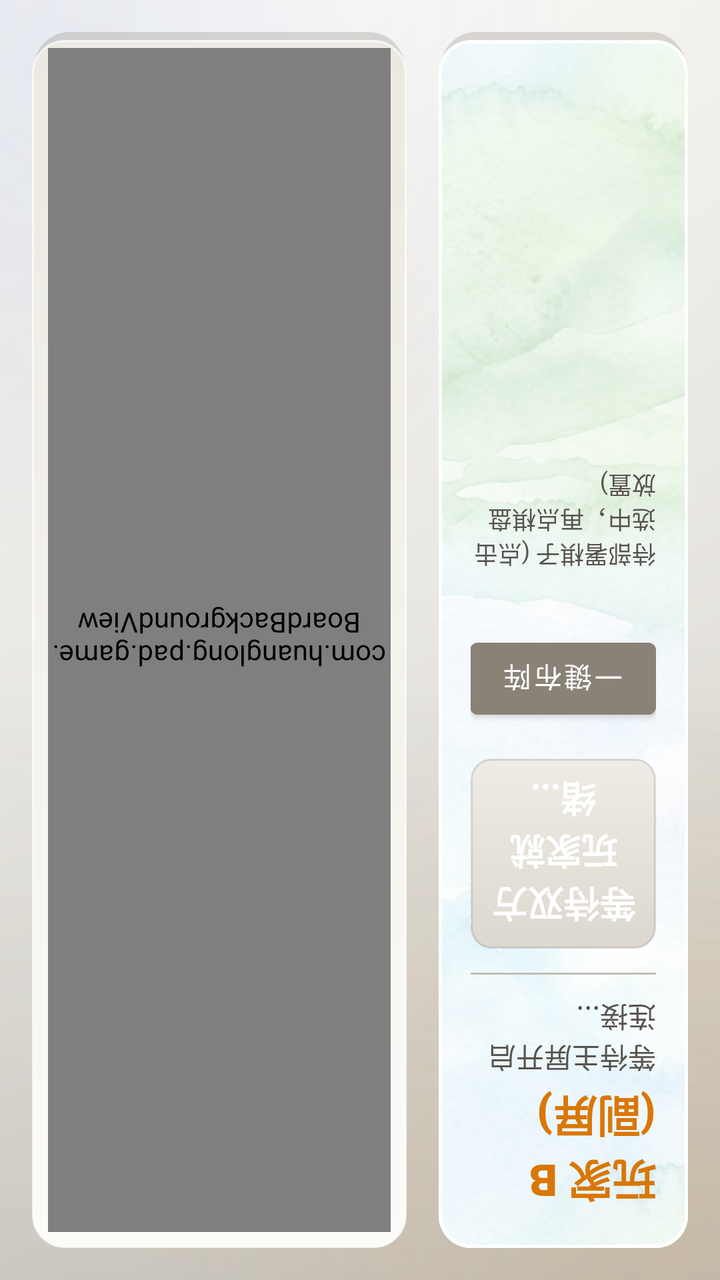
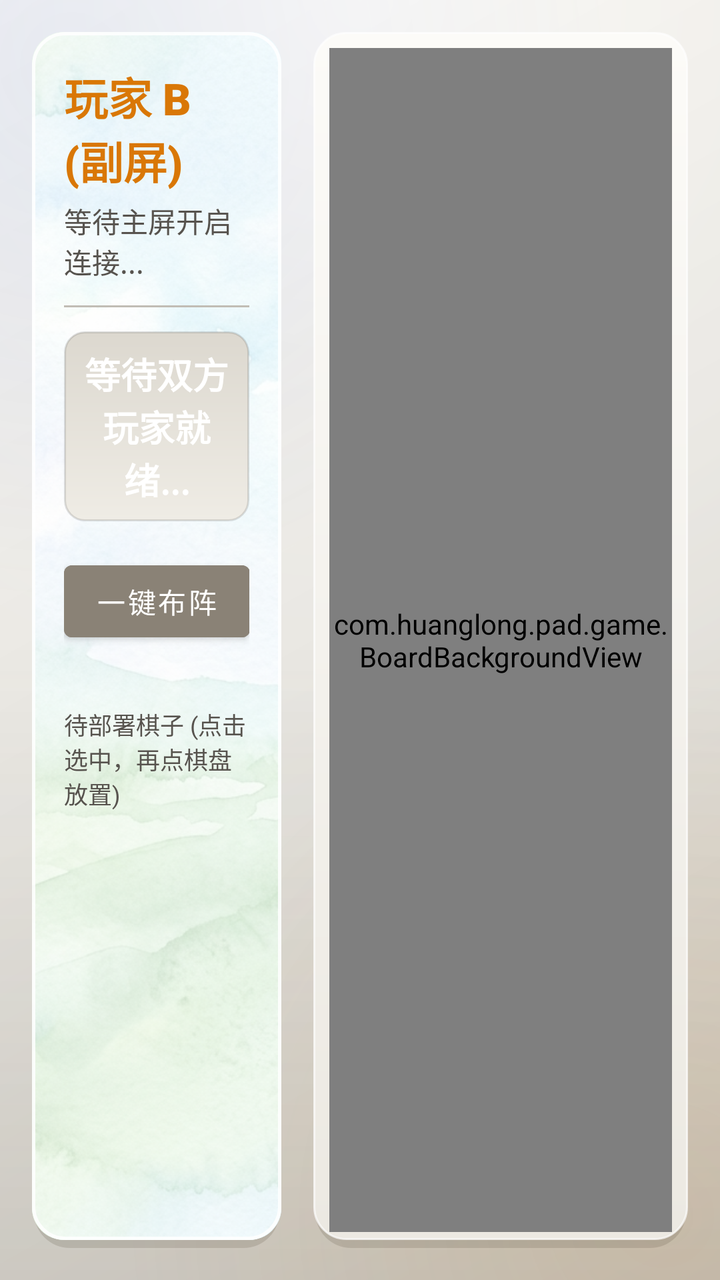

Before-and-after screenshots of an Android layout around one commit, followed by the original layout XML and the change that was made.
<!-- AndroidManifest.xml: application theme Theme.DoubleScreenChess -->
<!-- res/layout/presentation_game.xml -->
<?xml version="1.0" encoding="utf-8"?>
<FrameLayout xmlns:android="http://schemas.android.com/apk/res/android"
    android:layout_width="match_parent"
    android:layout_height="match_parent"
    android:background="@drawable/app_window_bg">

    <LinearLayout
        android:layout_width="match_parent"
        android:layout_height="match_parent"
        android:orientation="horizontal"
        android:padding="16dp"
        android:rotation="180">

        
        <FrameLayout
            android:layout_width="0dp"
            android:layout_height="match_parent"
            android:layout_weight="1"
            android:layout_marginEnd="16dp">

            <View
                android:layout_width="match_parent"
                android:layout_height="match_parent"
                android:background="@drawable/glass_panel_bg" />

            <androidx.cardview.widget.CardView
                xmlns:app="http://schemas.android.com/apk/res-auto"
                android:layout_width="match_parent"
                android:layout_height="match_parent"
                android:layout_marginBottom="4dp"
                app:cardCornerRadius="16dp"
                app:cardElevation="0dp"
                app:cardBackgroundColor="@android:color/transparent"
                app:cardPreventCornerOverlap="false"
                app:cardUseCompatPadding="false">

                <ImageView
                    android:layout_width="match_parent"
                    android:layout_height="match_parent"
                    android:src="@drawable/bg_fresh_landscape"
                    android:scaleType="centerCrop" />

                
                <View
                    android:layout_width="match_parent"
                    android:layout_height="match_parent"
                    android:background="#A6FFFFFF" />

                <LinearLayout
                    android:layout_width="match_parent"
                    android:layout_height="match_parent"
                    android:orientation="vertical"
                    android:padding="16dp">

            
            <TextView
                android:id="@+id/tv_role_title"
                android:layout_width="wrap_content"
                android:layout_height="wrap_content"
                android:text="@string/player_b_title"
                android:textColor="@color/color_b"
                android:textSize="22sp"
                android:fontFamily="sans-serif-black"
                android:textStyle="bold" />

            <TextView
                android:id="@+id/tv_status_text"
                android:layout_width="wrap_content"
                android:layout_height="wrap_content"
                android:layout_marginTop="4dp"
                android:text="等待主屏开启连接..."
                android:textColor="@color/text_secondary"
                android:textSize="14sp" />

            <View
                android:layout_width="match_parent"
                android:layout_height="1dp"
                android:layout_marginTop="12dp"
                android:layout_marginBottom="12dp"
                android:background="@color/border_color" />

            
            <TextView
                android:id="@+id/tv_turn_indicator"
                android:layout_width="match_parent"
                android:layout_height="wrap_content"
                android:text="等待双方玩家就绪..."
                android:textColor="@color/white"
                android:textSize="18sp"
                android:textStyle="bold"
                android:gravity="center"
                android:layout_marginBottom="16dp"
                android:padding="8dp"
                android:background="@drawable/turn_indicator_bg" />

            
            <LinearLayout
                android:layout_width="match_parent"
                android:layout_height="wrap_content"
                android:orientation="horizontal"
                android:layout_marginBottom="16dp">

                <Button
                    android:id="@+id/btn_auto_layout"
                    android:layout_width="0dp"
                    android:layout_height="wrap_content"
                    android:layout_weight="1"
                    android:text="@string/auto_layout_btn_text"
                    android:backgroundTint="@color/cell_railway"
                    android:textColor="@color/white" />

                <Button
                    android:id="@+id/btn_ready"
                    android:layout_width="0dp"
                    android:layout_height="wrap_content"
                    android:layout_weight="1.2"
                    android:text="@string/ready_btn_text"
                    android:backgroundTint="@color/color_b"
                    android:textColor="@color/black" />

                <Button
                    android:id="@+id/btn_reset"
                    android:layout_width="wrap_content"
                    android:layout_height="wrap_content"
                    android:text="@string/reset_btn_text"
                    android:backgroundTint="@color/cell_hq"
                    android:textColor="@color/text_secondary" />
            </LinearLayout>

            
            <TextView
                android:id="@+id/tv_tray_label"
                android:layout_width="wrap_content"
                android:layout_height="wrap_content"
                android:text="待部署棋子 (点击选中，再点棋盘放置)"
                android:textColor="@color/text_secondary"
                android:textSize="12sp"
                android:layout_marginBottom="8dp" />

            <androidx.recyclerview.widget.RecyclerView
                android:id="@+id/rv_piece_tray"
                android:layout_width="match_parent"
                android:layout_height="0dp"
                android:layout_weight="1"
                android:scrollbars="vertical" />

            
            <ScrollView
                android:id="@+id/sv_rules"
                android:layout_width="match_parent"
                android:layout_height="0dp"
                android:layout_weight="1"
                android:visibility="gone">

                <LinearLayout
                    android:layout_width="match_parent"
                    android:layout_height="wrap_content"
                    android:orientation="vertical">

                    <TextView
                        android:layout_width="wrap_content"
                        android:layout_height="wrap_content"
                        android:text="@string/rules_title"
                        android:textColor="@color/text_primary"
                        android:textSize="15sp"
                        android:textStyle="bold"
                        android:layout_marginBottom="8dp" />

                    <TextView
                        android:layout_width="match_parent"
                        android:layout_height="wrap_content"
                        android:text="@string/game_rules_text"
                        android:textColor="@color/text_primary"
                        android:textSize="14sp"
                        android:textStyle="bold"
                        android:lineSpacingExtra="5dp" />
                </LinearLayout>
            </ScrollView>
                </LinearLayout>
            </androidx.cardview.widget.CardView>

            
            <View
                android:layout_width="match_parent"
                android:layout_height="match_parent"
                android:background="@drawable/glass_stroke" />

        </FrameLayout>

        
        <FrameLayout
            android:layout_width="0dp"
            android:layout_height="match_parent"
            android:layout_weight="1.5"
            android:background="@drawable/glass_panel_bg"
            android:padding="8dp">

            <FrameLayout
                android:id="@+id/board_layout_wrapper"
                android:layout_width="match_parent"
                android:layout_height="match_parent"
                android:layout_gravity="center">

                
                <com.huanglong.pad.game.BoardBackgroundView
                    android:id="@+id/board_background_view"
                    android:layout_width="match_parent"
                    android:layout_height="match_parent" />

                
                <GridLayout
                    android:id="@+id/board_grid_layout"
                    android:layout_width="match_parent"
                    android:layout_height="match_parent"
                    android:rowCount="12"
                    android:columnCount="5"
                    android:orientation="horizontal" />
            </FrameLayout>
        </FrameLayout>
    </LinearLayout>

    
    <TextView
        android:id="@+id/tv_tip"
        android:layout_width="wrap_content"
        android:layout_height="wrap_content"
        android:layout_gravity="bottom|center_horizontal"
        android:layout_marginBottom="75dp"
        android:rotation="180"
        android:background="@drawable/tip_toast_bg"
        android:paddingStart="20dp"
        android:paddingEnd="20dp"
        android:paddingTop="10dp"
        android:paddingBottom="10dp"
        android:textColor="@color/white"
        android:textSize="18sp"
        android:elevation="10dp"
        android:visibility="gone" />

    
    <FrameLayout
        android:id="@+id/battle_overlay"
        android:layout_width="match_parent"
        android:layout_height="match_parent"
        android:background="#B3000000"
        android:clickable="true"
        android:rotation="180"
        android:visibility="gone">

        <LinearLayout
            android:id="@+id/battle_card"
            android:layout_width="320dp"
            android:layout_height="wrap_content"
            android:layout_gravity="center"
            android:orientation="vertical"
            android:background="@drawable/glass_panel_bg"
            android:padding="24dp"
            android:gravity="center">

            <TextView
                android:layout_width="wrap_content"
                android:layout_height="wrap_content"
                android:text="@string/battle_vs_title"
                android:textColor="@color/text_primary"
                android:textSize="20sp"
                android:textStyle="bold"
                android:letterSpacing="1"
                android:layout_marginBottom="24dp" />

            <LinearLayout
                android:layout_width="match_parent"
                android:layout_height="120dp"
                android:orientation="horizontal"
                android:gravity="center"
                android:layout_marginBottom="24dp">

                <TextView
                    android:id="@+id/sub_fighter_self"
                    android:layout_width="80dp"
                    android:layout_height="match_parent"
                    android:gravity="center"
                    android:textSize="18sp"
                    android:textStyle="bold"
                    android:elevation="8dp" />

                <TextView
                    android:layout_width="wrap_content"
                    android:layout_height="wrap_content"
                    android:text="@string/vs_text"
                    android:textColor="@color/color_vs"
                    android:textSize="24sp"
                    android:textStyle="bold|italic"
                    android:layout_marginStart="20dp"
                    android:layout_marginEnd="20dp" />

                <TextView
                    android:id="@+id/sub_fighter_enemy"
                    android:layout_width="80dp"
                    android:layout_height="match_parent"
                    android:gravity="center"
                    android:textSize="18sp"
                    android:textStyle="bold"
                    android:elevation="8dp" />
            </LinearLayout>

            <TextView
                android:id="@+id/sub_battle_result_text"
                android:layout_width="match_parent"
                android:layout_height="wrap_content"
                android:gravity="center"
                android:text="正在进行战斗判定..."
                android:textColor="@color/text_primary"
                android:textSize="16sp"
                android:textStyle="bold"
                android:minLines="2" />
        </LinearLayout>
    </FrameLayout>
</FrameLayout>
<!-- resources referenced by this layout -->
<resources>
  <color name="black">#000000</color>
  <color name="border_color">#C1BDB5</color>
  <color name="cell_hq">#A8A29E</color>
  <color name="cell_railway">#8A8276</color>
  <color name="color_b">#D97706</color>
  <color name="color_vs">#BE123C</color>
  <color name="text_primary">#292524</color>
  <color name="text_secondary">#57534E</color>
  <color name="white">#FFFFFF</color>
  <!-- drawable glass_panel_bg (drawable) -->
  <?xml version="1.0" encoding="utf-8"?>
  <layer-list xmlns:android="http://schemas.android.com/apk/res/android">
  
      
      <item android:top="4dp" android:left="1dp" android:right="1dp">
          <shape android:shape="rectangle">
              <solid android:color="#2E55493A" />
              <corners android:radius="18dp" />
          </shape>
      </item>
  
      
      <item android:bottom="4dp">
          <shape android:shape="rectangle">
              <gradient
                  android:angle="270"
                  android:startColor="#FCFBF8"
                  android:endColor="#ECE9E2" />
              <corners android:radius="16dp" />
              <stroke android:width="1dp" android:color="#B3FFFFFF" />
          </shape>
      </item>
  </layer-list>
  <!-- drawable glass_stroke (drawable) -->
  <?xml version="1.0" encoding="utf-8"?>
  <layer-list xmlns:android="http://schemas.android.com/apk/res/android">
      <item android:bottom="4dp">
          <shape android:shape="rectangle">
              
              <solid android:color="#00000000" />
              <corners android:radius="16dp" />
              
              <stroke android:width="1.5dp" android:color="#D9FFFFFF" />
          </shape>
      </item>
  </layer-list>
  <!-- drawable tip_toast_bg (drawable) -->
  <?xml version="1.0" encoding="utf-8"?>
  <shape xmlns:android="http://schemas.android.com/apk/res/android"
      android:shape="rectangle">
      <solid android:color="#CC000000" />
      <corners android:radius="8dp" />
  </shape>
  <!-- drawable turn_indicator_bg (drawable) -->
  <?xml version="1.0" encoding="utf-8"?>
  <shape xmlns:android="http://schemas.android.com/apk/res/android">
      <gradient
          android:angle="270"
          android:startColor="#DCD8CF"
          android:endColor="#EFECE5" />
      <corners android:radius="10dp" />
      <stroke android:width="1dp" android:color="#1F000000" />
  </shape>
  <string name="auto_layout_btn_text">一键布阵</string>
  <string name="battle_vs_title">战局裁决</string>
  <string name="game_rules_text">🎯 获胜目标\n夺取对方军旗，或令对方无棋可走。\n\n⚔️ 棋子大小\n司令＞军长＞师长＞旅长＞团长＞营长＞连长＞排长＞工兵；同级相碰同归于尽。\n\n💣 炸弹\n与任何棋子相碰均同归于尽。\n\n💥 地雷\n不能移动；非工兵碰雷阵亡（地雷保留），工兵可排雷，炸弹碰雷同归于尽。\n\n🛤 铁路与公路\n铁路上可直线行进任意格（途中不可有子阻挡），工兵在铁路上可拐弯；公路一次只能走一格。\n\n⛺ 行营\n米字斜线交叉点；营内棋子不可被攻击，营内有子时不可进入。\n\n🏠 大本营\n棋子进入大本营后不可再移动。\n\n🕵 全程暗棋\n碰子不亮明身份，胜负当场裁决；司令阵亡后其军旗强制亮明。\n\n🔄 重新开始\n需双方各自点击「重新开始」确认后才会重开棋局。\n\n📝 布局规则\n炸弹不可放在第一排；地雷只能放在最后两排；军旗必须放在大本营；行营内不能布子。</string>
  <string name="player_b_title">玩家 B (副屏)</string>
  <string name="ready_btn_text">完成布阵</string>
  <string name="reset_btn_text">重新开始</string>
  <string name="rules_title">📖 游戏规则</string>
  <string name="vs_text">VS</string>
  <style name="Theme.DoubleScreenChess" parent="Theme.MaterialComponents.Light.NoActionBar">
          <item name="colorPrimary">@color/color_a</item>
          <item name="colorPrimaryVariant">@color/color_a_glow</item>
          <item name="colorOnPrimary">@color/white</item>
          <item name="colorSecondary">@color/color_b</item>
          <item name="colorSecondaryVariant">@color/color_b_glow</item>
          <item name="colorOnSecondary">@color/white</item>
          <item name="android:statusBarColor">@color/bg_dark</item>
          <item name="android:windowLightStatusBar">true</item>
          <item name="android:windowBackground">@color/bg_dark</item>
      </style>
  <color name="color_a">#1D4ED8</color>
  <color name="color_a_glow">#60A5FA</color>
  <color name="color_b_glow">#FBBF24</color>
  <color name="bg_dark">#E8E6E1</color>
  <!-- unchanged entries left out for length: 2 -->
</resources>

<!-- the commit's change to res/layout/presentation_game.xml (unified diff, before → after) -->
@@ -9,7 +9,7 @@
         android:layout_height="match_parent"
         android:orientation="horizontal"
         android:padding="16dp"
-        android:rotation="180">
+        >
 
         
         <FrameLayout
@@ -226,7 +226,7 @@
         android:layout_height="wrap_content"
         android:layout_gravity="bottom|center_horizontal"
         android:layout_marginBottom="75dp"
-        android:rotation="180"
+        
         android:background="@drawable/tip_toast_bg"
         android:paddingStart="20dp"
         android:paddingEnd="20dp"
@@ -244,7 +244,7 @@
         android:layout_height="match_parent"
         android:background="#B3000000"
         android:clickable="true"
-        android:rotation="180"
+        
         android:visibility="gone">
 
         <LinearLayout
